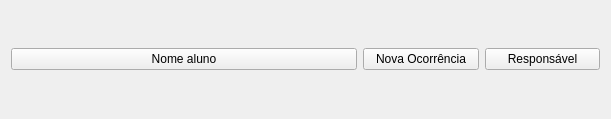
The window that App/view/ui/studentCard.ui (Caiquef80/Gerenciamento-Escolar) describes before a commit, drawn with Qt 5.
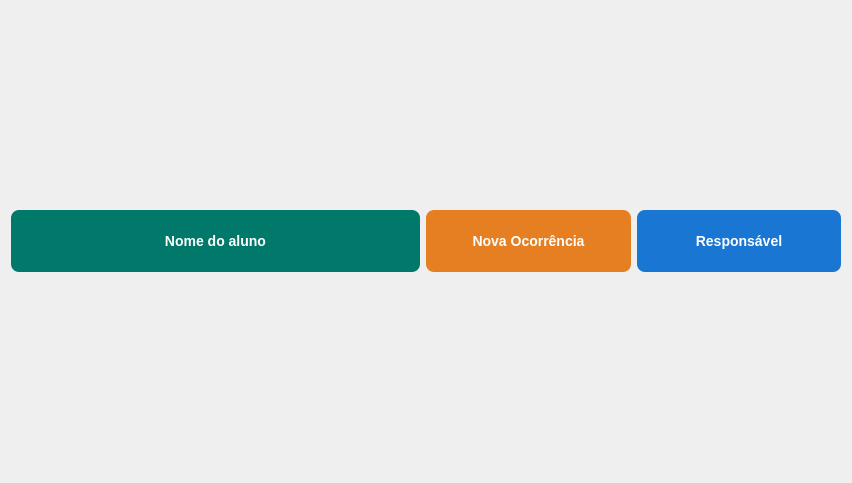
The same window after the commit. Icons and pictures are not drawn.

Commit message: Revamp UI layouts and add image assets (#42)

What changed in the file:
```diff
--- a/App/view/ui/studentCard.ui
+++ b/App/view/ui/studentCard.ui
@@ -6,33 +6,120 @@
    <rect>
     <x>0</x>
     <y>0</y>
-    <width>611</width>
-    <height>119</height>
+    <width>852</width>
+    <height>483</height>
    </rect>
   </property>
   <property name="windowTitle">
    <string>Form</string>
   </property>
-  <layout class="QHBoxLayout" name="horizontalLayout" stretch="3,1,1">
+  <property name="windowIcon">
+   <iconset>
+    <normaloff>imagens/68045.png</normaloff>imagens/68045.png</iconset>
+  </property>
+  <property name="styleSheet">
+   <string notr="true">
+QFrame {
+    background-color: #f0f4f8;
+    border-radius: 10px;
+    border: 1px solid #c1c7d0;
+    padding: 15px;
+}
+
+QPushButton {
+    background-color: #2980b9;
+    color: white;
+    border-radius: 8px;
+    padding: 10px;
+    border: none;
+    font-size: 14px;
+    font-weight: bold;
+    min-height: 42px;
+}
+
+QPushButton:hover {
+    background-color: #1f6391;
+}
+
+QPushButton:pressed {
+    background-color: #154360;
+}
+
+QPushButton#btnAluno {
+    background-color: #00796B;
+}
+
+QPushButton#btnAluno:hover {
+    background-color: #00897B;
+}
+
+QPushButton#btnOcorrencia {
+    background-color: #E67E22;
+}
+
+QPushButton#btnOcorrencia:hover {
+    background-color: #D35400;
+}
+
+QPushButton#btnResp {
+    background-color: #1976D2;
+}
+
+QPushButton#btnResp:hover {
+    background-color: #1565C0;
+}
+   </string>
+  </property>
+  <layout class="QHBoxLayout" name="horizontalLayout" stretch="2,1,1">
    <item>
-    <widget class="QPushButton" name="studentName">
+    <widget class="QPushButton" name="btnAluno">
      <property name="text">
-      <string>Nome aluno</string>
+      <string>Nome do aluno</string>
+     </property>
+     <property name="icon">
+      <iconset>
+       <normaloff>imagens/3413591.png</normaloff>imagens/3413591.png</iconset>
+     </property>
+     <property name="iconSize">
+      <size>
+       <width>26</width>
+       <height>26</height>
+      </size>
      </property>
     </widget>
    </item>
    <item>
-    <widget class="QPushButton" name="newReport">
+    <widget class="QPushButton" name="btnOcorrencia">
      <property name="text">
       <string>Nova Ocorrência</string>
      </property>
+     <property name="icon">
+      <iconset>
+       <normaloff>imagens/11331280.png</normaloff>imagens/11331280.png</iconset>
+     </property>
+     <property name="iconSize">
+      <size>
+       <width>26</width>
+       <height>26</height>
+      </size>
+     </property>
     </widget>
    </item>
    <item>
-    <widget class="QPushButton" name="parentInfo">
+    <widget class="QPushButton" name="btnResp">
      <property name="text">
       <string>Responsável</string>
      </property>
+     <property name="icon">
+      <iconset>
+       <normaloff>imagens/547479.png</normaloff>imagens/547479.png</iconset>
+     </property>
+     <property name="iconSize">
+      <size>
+       <width>26</width>
+       <height>26</height>
+      </size>
+     </property>
     </widget>
    </item>
   </layout>
```
The commit also changes 8 other files.
